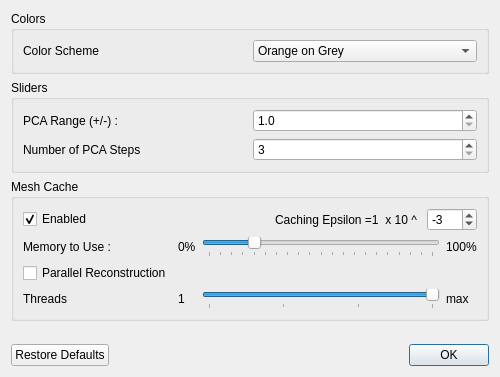
Qt form src/Application/Data/PreferencesWindow.ui (SCIInstitute/ShapeWorks) before a commit.
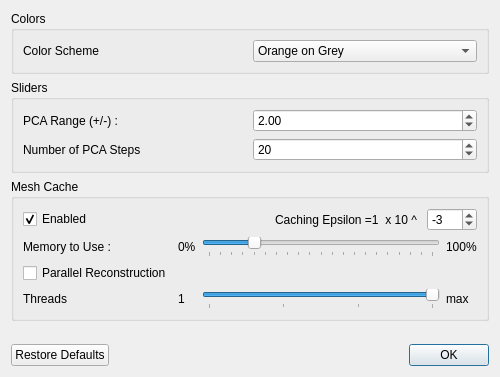
The same form after that commit.

```diff
--- a/src/Application/Data/PreferencesWindow.ui
+++ b/src/Application/Data/PreferencesWindow.ui
@@ -102,14 +102,17 @@
         <item row="0" column="1">
          <widget class="QDoubleSpinBox" name="pca_range">
           <property name="decimals">
-           <number>1</number>
+           <number>2</number>
           </property>
           <property name="minimum">
-           <double>1.000000000000000</double>
+           <double>0.010000000000000</double>
           </property>
           <property name="maximum">
            <double>5.000000000000000</double>
           </property>
+          <property name="value">
+           <double>2.000000000000000</double>
+          </property>
          </widget>
         </item>
         <item row="1" column="0">
@@ -125,7 +128,10 @@
            <number>3</number>
           </property>
           <property name="maximum">
-           <number>100</number>
+           <number>40</number>
+          </property>
+          <property name="value">
+           <number>20</number>
           </property>
          </widget>
         </item>
```
